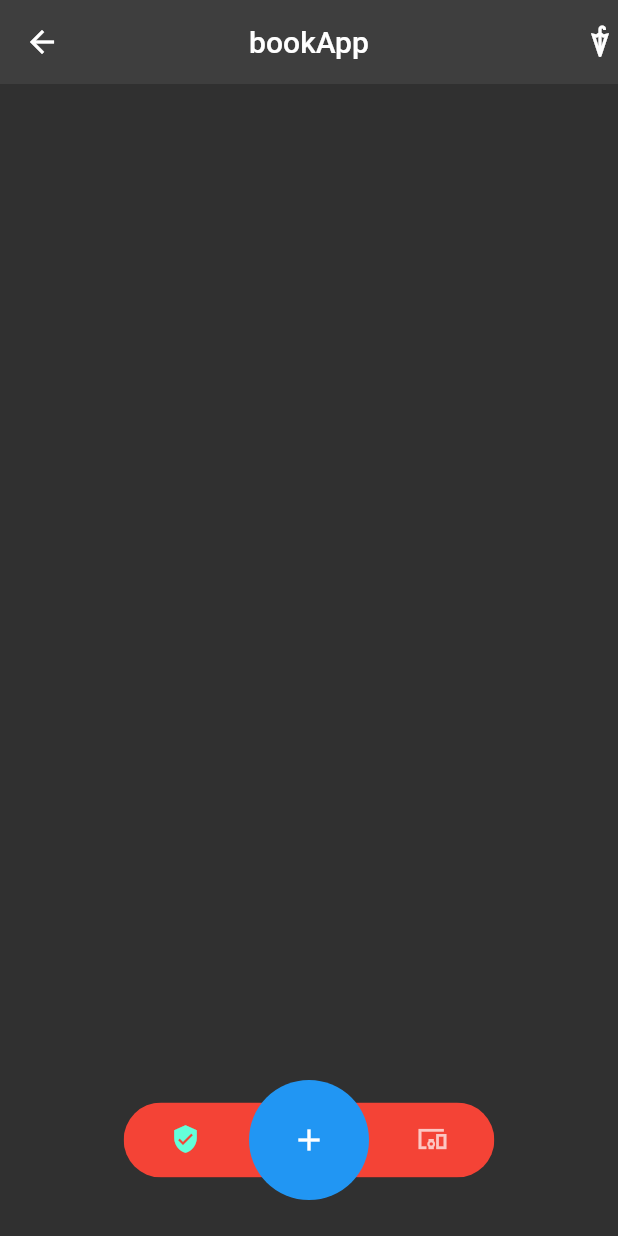
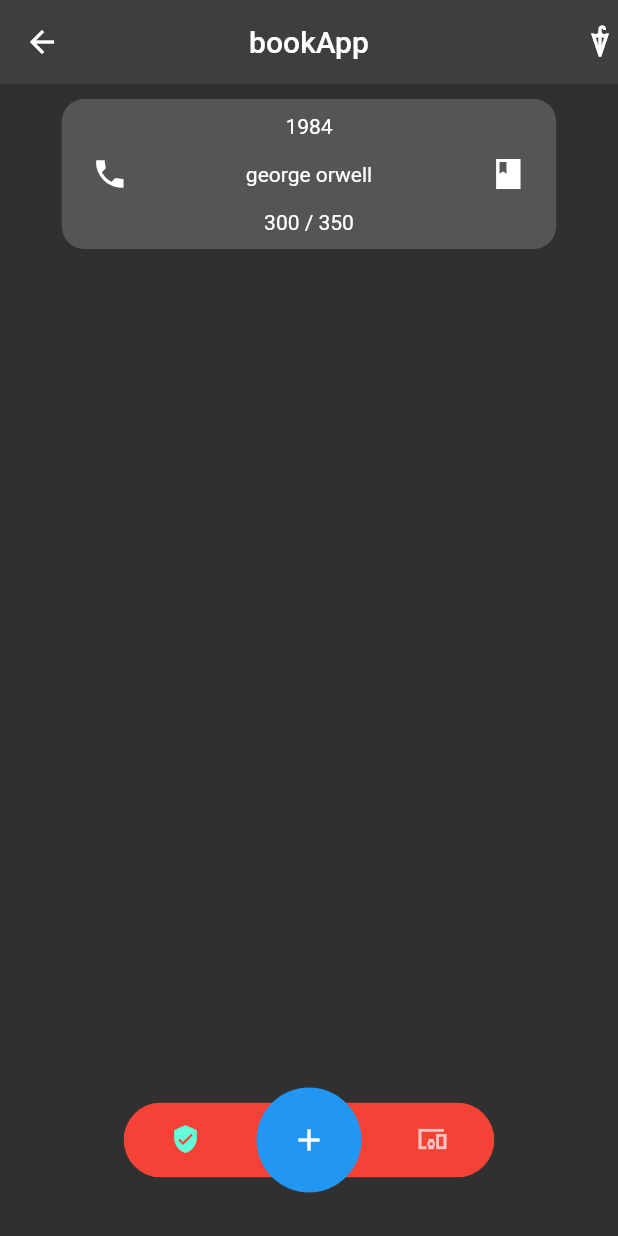
Before and after one commit to Filippo831/bookAppFlutter, a Flutter app: the screen it shows after launch, on a phone screen of 412 x 824 dp. Run offline on Flutter 3.47's test engine with Material 2 defaults, Android fonts, the phone set to English and light mode, and no system bars.

Commit message:
card component

```diff
--- /dev/null
+++ b/lib/components/card/card.dart
@@ -0,0 +1,46 @@
+import 'package:flutter/material.dart';
+
+class CardComponent extends StatefulWidget {
+  @override
+  _CardComponentState createState() => _CardComponentState();
+}
+
+class _CardComponentState extends State<CardComponent> {
+  @override
+  Widget build(BuildContext context) {
+    var size = MediaQuery.of(context).size;
+    return Center(
+      child: Container(
+        decoration: BoxDecoration(
+            color: Color(0xff555555),
+            borderRadius: BorderRadius.all(Radius.circular(15))),
+        padding: EdgeInsets.symmetric(horizontal: 20),
+        margin: EdgeInsets.symmetric(vertical: 10),
+        height: 100,
+        width: size.width * 0.8,
+        child: Row(
+          children: [
+            Icon(Icons.phone_sharp),
+            Spacer(),
+            Center(
+              child: Container(
+                height: 80,
+                child: Column(
+                  children: [
+                    Text("1984", textAlign: TextAlign.left),
+                    Spacer(),
+                    Text("george orwell", textAlign: TextAlign.left),
+                    Spacer(),
+                    Text("300 / 350", textAlign: TextAlign.left),
+                  ],
+                ),
+              ),
+            ),
+            Spacer(),
+            Icon(Icons.book_sharp),
+          ],
+        ),
+      ),
+    );
+  }
+}
--- a/lib/components/navbar/navbar.dart
+++ b/lib/components/navbar/navbar.dart
@@ -37,8 +37,8 @@ class NavbarComponent extends StatelessWidget {
             Center(
               child: Positioned(
                 child: Container(
-                  height: 80,
-                  width: 80,
+                  height: 70,
+                  width: 70,
                   decoration: BoxDecoration(
                     color: Colors.blue,
                     borderRadius: BorderRadius.all(Radius.circular(50)),
--- a/lib/homePage.dart
+++ b/lib/homePage.dart
@@ -1,3 +1,4 @@
+import 'package:bookapp/components/card/card.dart';
 import 'package:bookapp/components/navbar/navbar.dart';
 import 'package:flutter/material.dart';
 
@@ -12,9 +13,7 @@ class _HomePageState extends State<HomePage> {
     return Scaffold(
       appBar: AppBar(
         leading: Icon(Icons.arrow_back),
-            title:
-                 Text("bookApp"),
-
+        title: Text("bookApp"),
         actions: [
           Icon(Icons.umbrella_sharp),
         ],
@@ -22,8 +21,14 @@ class _HomePageState extends State<HomePage> {
         backgroundColor: Color(0x11ffffff),
         centerTitle: true,
       ),
+      body: Container(
+        child: Column(
+          children: [
+            CardComponent(),
+          ],
+        ),
+      ),
       bottomNavigationBar: NavbarComponent(),
-
     );
   }
 }
```
Lines whose indentation alone changed are shown as unchanged.
